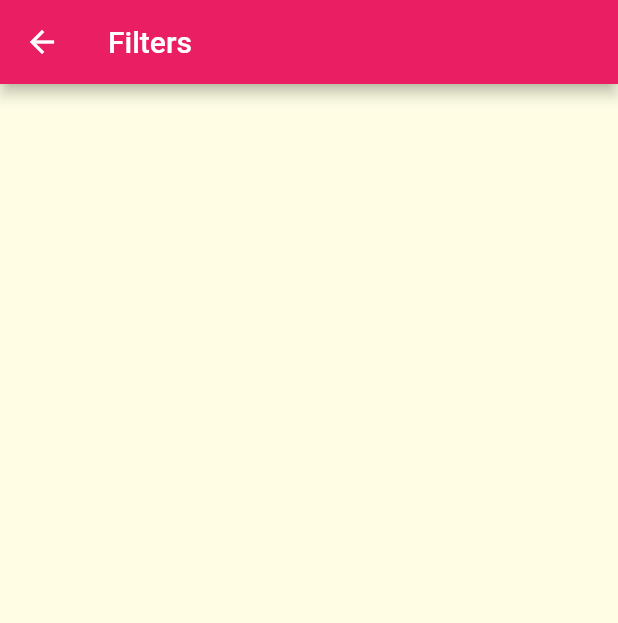
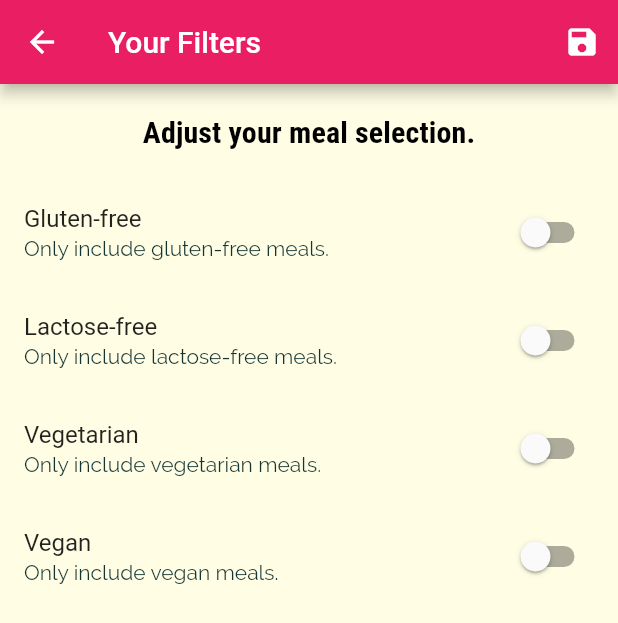
Before and after one commit to RounakJoshi09/the_cook_book_app, a Flutter app: the screen it shows after launch, in the side drawer, after a tap on "Filters", on a phone screen of 412 x 824 dp. Shown: the top 623 px of the screen. Run offline on Flutter 3.47's test engine with Material 2 defaults, Android fonts, the phone set to English and light mode, and no system bars.

Commit message:
Filters Bar Added

```diff
--- a/lib/main.dart
+++ b/lib/main.dart
@@ -36,7 +36,7 @@ class MyApp extends StatelessWidget {
       initialRoute: '/', // default is '/'
       routes: {
         '/': (ctx) => TabScreen(),
-        FilterScreen.routeName: (context) => FilterScreen(),
+        FiltersScreen.routeName: (context) => FiltersScreen(),
         CategoryMealsScreen.routeName: (ctx) => CategoryMealsScreen(),
         MealDetail.routeName: (ctx) => MealDetail(),
       },
--- a/lib/screens/filter_screen.dart
+++ b/lib/screens/filter_screen.dart
@@ -1,12 +1,136 @@
-import 'package:flutter/cupertino.dart';
 import 'package:flutter/material.dart';
 
-class FilterScreen extends StatelessWidget {
-  static const routeName = "filters";
+//import '../widgets/main_drawer.dart';
+
+class FiltersScreen extends StatefulWidget {
+  static const routeName = '/filters';
+
+  // final Function saveFilters;
+  // final Map<String, bool> currentFilters;
+
+  //FiltersScreen(this.currentFilters, this.saveFilters);
+
+  @override
+  _FiltersScreenState createState() => _FiltersScreenState();
+}
+
+class _FiltersScreenState extends State<FiltersScreen> {
+  bool _glutenFree = false;
+  bool _vegetarian = false;
+  bool _vegan = false;
+  bool _lactoseFree = false;
+
+  @override
+  // initState() {
+  //   _glutenFree = widget.currentFilters['gluten'];
+  //   _lactoseFree = widget.currentFilters['lactose'];
+  //   _vegetarian = widget.currentFilters['vegetarian'];
+  //   _vegan = widget.currentFilters['vegan'];
+  //   super.initState();
+  // }
+
+  Widget _buildSwitchListTile(
+    String title,
+    String description,
+    bool currentValue,
+    Function updateValue,
+  ) {
+    return SwitchListTile(
+      title: Text(title),
+      value: currentValue,
+      subtitle: Text(
+        description,
+      ),
+      onChanged: updateValue,
+    );
+  }
+
   @override
   Widget build(BuildContext context) {
     return Scaffold(
-      appBar: AppBar(title: Text("Filters")),
+      appBar: AppBar(
+        title: Text('Your Filters'),
+        actions: <Widget>[
+          IconButton(
+            icon: Icon(Icons.save),
+            onPressed: () {
+              final selectedFilters = {
+                'gluten': _glutenFree,
+                'lactose': _lactoseFree,
+                'vegan': _vegan,
+                'vegetarian': _vegetarian,
+              };
+//              widget.saveFilters(selectedFilters);
+            },
+          )
+        ],
+      ),
+      //  drawer: MainDrawer(),
+      body: Column(
+        children: <Widget>[
+          Container(
+            padding: EdgeInsets.all(20),
+            child: Text(
+              'Adjust your meal selection.',
+              style: Theme.of(context).textTheme.titleSmall,
+            ),
+          ),
+          Expanded(
+            child: ListView(
+              children: <Widget>[
+                _buildSwitchListTile(
+                  'Gluten-free',
+                  'Only include gluten-free meals.',
+                  _glutenFree,
+                  (newValue) {
+                    setState(
+                      () {
+                        _glutenFree = newValue;
+                      },
+                    );
+                  },
+                ),
+                _buildSwitchListTile(
+                  'Lactose-free',
+                  'Only include lactose-free meals.',
+                  _lactoseFree,
+                  (newValue) {
+                    setState(
+                      () {
+                        _lactoseFree = newValue;
+                      },
+                    );
+                  },
+                ),
+                _buildSwitchListTile(
+                  'Vegetarian',
+                  'Only include vegetarian meals.',
+                  _vegetarian,
+                  (newValue) {
+                    setState(
+                      () {
+                        _vegetarian = newValue;
+                      },
+                    );
+                  },
+                ),
+                _buildSwitchListTile(
+                  'Vegan',
+                  'Only include vegan meals.',
+                  _vegan,
+                  (newValue) {
+                    setState(
+                      () {
+                        _vegan = newValue;
+                      },
+                    );
+                  },
+                )
+              ],
+            ),
+          ),
+        ],
+      ),
     );
   }
 }
--- a/lib/widgets/custom_drawer.dart
+++ b/lib/widgets/custom_drawer.dart
@@ -41,7 +41,7 @@ class CustomDrawer extends StatelessWidget {
           ),
           ListTile(
             onTap: () {
-              Navigator.of(context).pushNamed(FilterScreen.routeName);
+              Navigator.of(context).pushNamed(FiltersScreen.routeName);
             },
             leading: Icon(Icons.settings, size: (26)),
             title: (Text(
```
